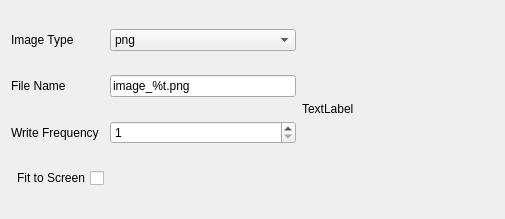
Before: the Qt Designer form Plugins/CoProcessingScriptGenerator/Resources/ImageOutputInfo.ui in Kitware/ParaView, drawn with Qt 5.
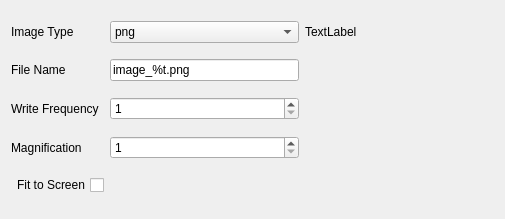
After: the same form once the commit is applied.

Commit message: Adding the ability to magnify output screenshots for coprocessing.

What changed in the file:
```diff
--- a/Plugins/CoProcessingScriptGenerator/Resources/ImageOutputInfo.ui
+++ b/Plugins/CoProcessingScriptGenerator/Resources/ImageOutputInfo.ui
@@ -66,7 +66,7 @@
      </item>
     </widget>
    </item>
-   <item row="0" column="2" rowspan="4" colspan="2">
+   <item row="0" column="2">
     <widget class="QLabel" name="thumbnailLabel">
      <property name="text">
       <string>TextLabel</string>
@@ -136,6 +136,29 @@
     </widget>
    </item>
    <item row="3" column="0">
+    <widget class="QLabel" name="imageMagnificationLabel">
+     <property name="enabled">
+      <bool>true</bool>
+     </property>
+     <property name="text">
+      <string>Magnification</string>
+     </property>
+    </widget>
+   </item>
+   <item row="3" column="1">
+    <widget class="QSpinBox" name="imageMagnification">
+     <property name="enabled">
+      <bool>true</bool>
+     </property>
+     <property name="minimum">
+      <number>1</number>
+     </property>
+     <property name="maximum">
+      <number>1000</number>
+     </property>
+    </widget>
+   </item>
+   <item row="4" column="0">
     <widget class="QCheckBox" name="fitToScreen">
      <property name="toolTip">
       <string>Check to reset the view to fit the objects to the view every outputted time step.</string>
```
The commit also changes 4 other files.
